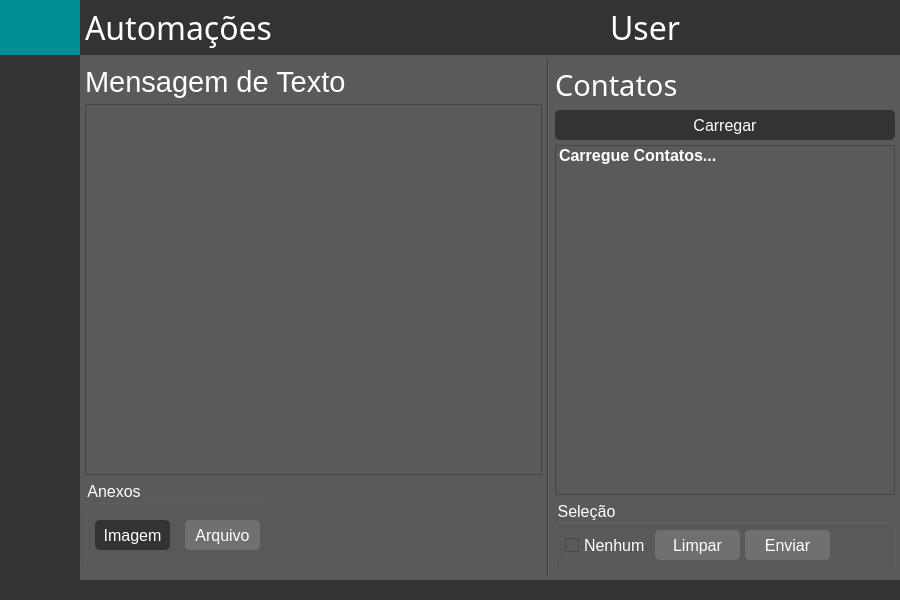
First picture: the form in ui_main.ui, repository lucasspeixoto/dentalar_bots, before the edit.
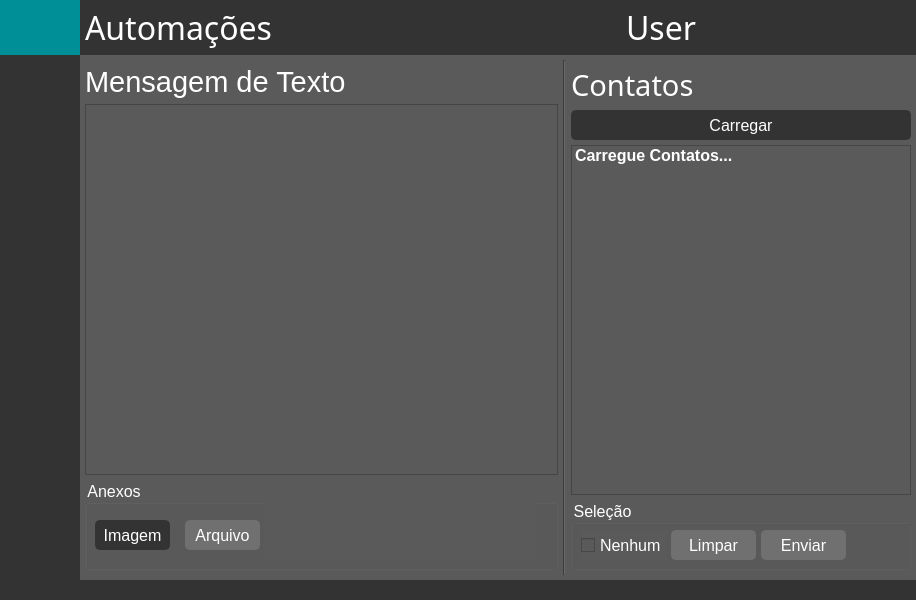
Second picture: the form after the edit. The open tabs and pages were chosen to show the change. Icons and pictures are not drawn.

Commit message: Fix fixed height in maximize method

```diff
--- a/ui_main.ui
+++ b/ui_main.ui
@@ -9,7 +9,7 @@
    <rect>
     <x>0</x>
     <y>0</y>
-    <width>900</width>
+    <width>916</width>
     <height>600</height>
    </rect>
   </property>
@@ -35,7 +35,7 @@
    <property name="maximumSize">
     <size>
      <width>16777215</width>
-     <height>600</height>
+     <height>16777215</height>
     </size>
    </property>
    <property name="font">
```
Left out of the diff: 2 changed lines with no effect on the pictures. The commit also changes 2 other files.
